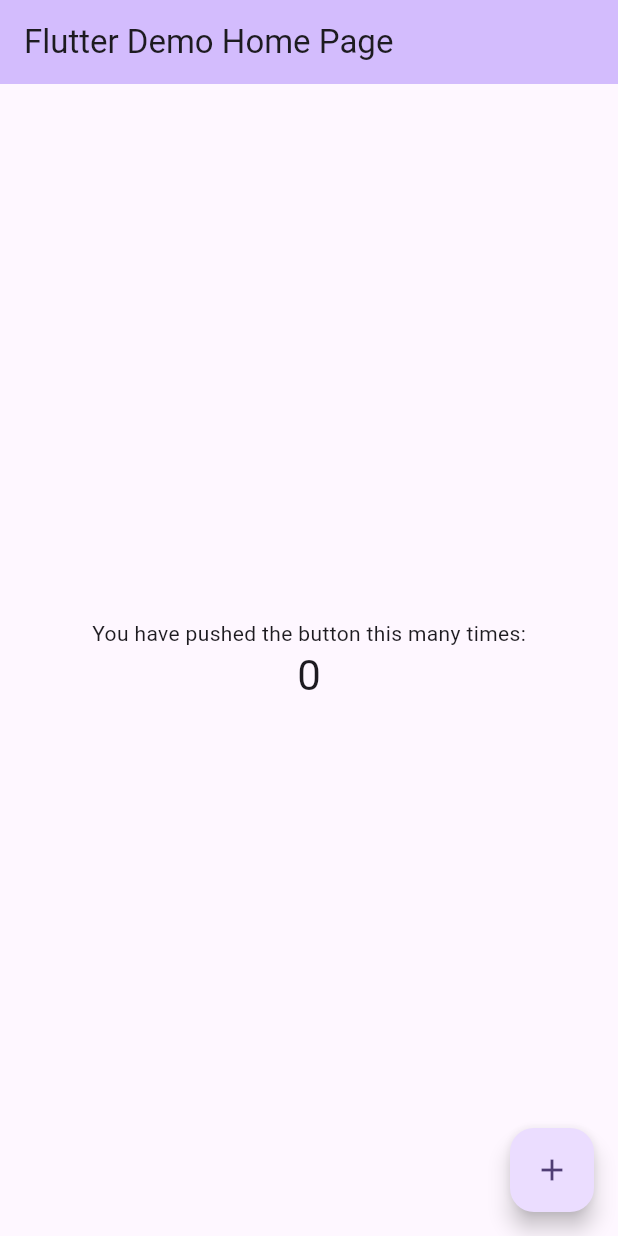
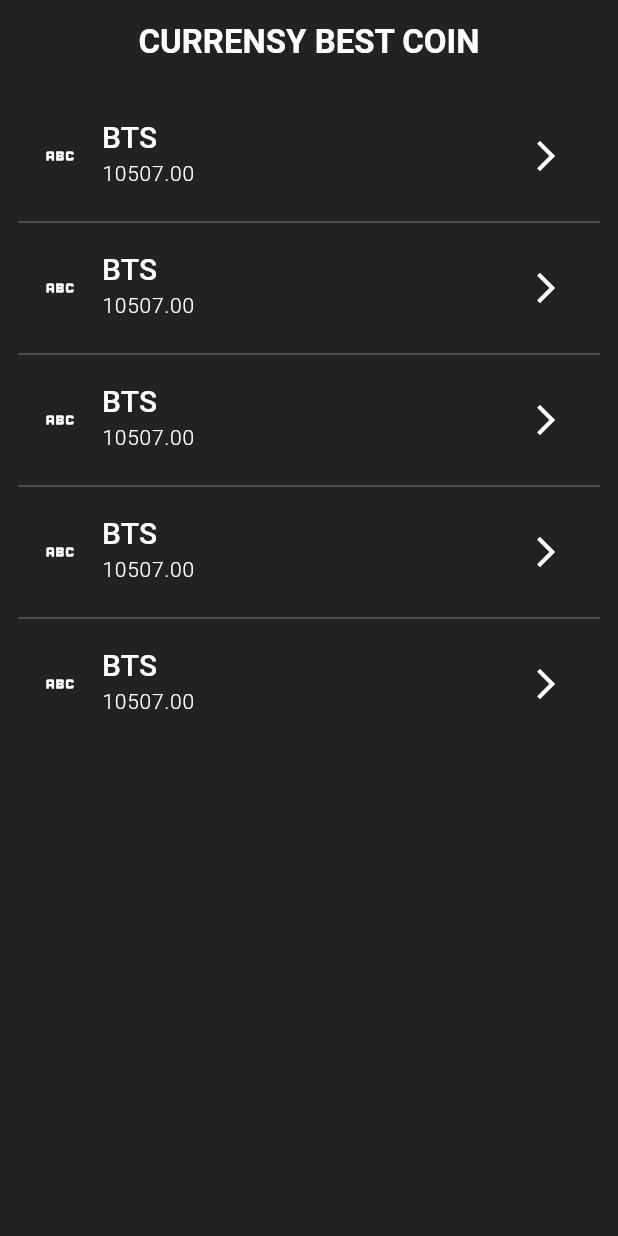
Before and after one commit to Ilya-Vdovskiy/crypto_project, a Flutter app: the screen it shows after launch, on a phone screen of 412 x 824 dp. Run offline on Flutter 3.47's test engine with Material 3 defaults, Android fonts, the phone set to English and light mode, and no system bars.

Commit message:
theme add

```diff
--- /dev/null
+++ b/lib/crypto_coins_app.dart
@@ -0,0 +1,20 @@
+import 'package:crypto_project/router/router.dart';
+import 'package:crypto_project/theme/theme.dart';
+import 'package:flutter/material.dart';
+
+class CryptoCoinsApp extends StatefulWidget {
+  const CryptoCoinsApp({super.key});
+
+  @override
+  State<CryptoCoinsApp> createState() => _CryptoCoinsAppState();
+}
+
+class _CryptoCoinsAppState extends State<CryptoCoinsApp> {
+  @override
+  Widget build(BuildContext context) {
+    return MaterialApp (
+      theme: theme,
+      routes: router,
+    );
+  }
+}
--- /dev/null
+++ b/lib/features/crypto_list/crypto_list.dart
@@ -0,0 +1,2 @@
+export 'view/view.dart';
+export 'widget/widget.dart';
--- /dev/null
+++ b/lib/features/crypto_list/view/crypto_list_screen.dart
@@ -0,0 +1,29 @@
+import 'package:flutter/material.dart';
+import '../widget/widget.dart';
+
+class CryptoListScreen extends StatefulWidget {
+  const CryptoListScreen({super.key});
+
+  @override
+  State<CryptoListScreen> createState() => _CryptoListScreenState();
+}
+
+class _CryptoListScreenState extends State<CryptoListScreen> {
+  @override
+  Widget build(BuildContext context) {
+    return Scaffold(
+      appBar: AppBar(
+        title: Text('CURRENSY BEST COIN'),
+      ),
+
+      body: ListView.separated(
+        padding: const EdgeInsets.all(12),
+        itemCount: 5,
+        separatorBuilder:(context, index) => const Divider(),
+        itemBuilder: (context, index) {
+          return CryptoListTile();
+        },
+      ),
+    );
+  }
+}
--- /dev/null
+++ b/lib/features/crypto_list/view/view.dart
@@ -0,0 +1 @@
+export 'crypto_list_screen.dart';
--- /dev/null
+++ b/lib/features/crypto_list/widget/crypto_list_tile.dart
@@ -0,0 +1,19 @@
+import 'package:flutter/material.dart';
+
+class CryptoListTile extends StatelessWidget {
+  const CryptoListTile({
+    super.key,
+  });
+
+  @override
+  Widget build(BuildContext context) {
+    final theme = Theme.of(context);
+    return ListTile(
+      title: Text('BTS', style: theme.textTheme.labelLarge),
+      subtitle: Text('10507.00', style: theme.textTheme.labelMedium),
+      leading: Icon(Icons.abc),
+      trailing: Icon(Icons.arrow_forward_ios),
+      onTap: () {},
+    );
+  }
+}
--- /dev/null
+++ b/lib/features/crypto_list/widget/widget.dart
@@ -0,0 +1 @@
+export 'crypto_list_tile.dart';
--- a/lib/main.dart
+++ b/lib/main.dart
@@ -1,122 +1,6 @@
 import 'package:flutter/material.dart';
+import 'crypto_coins_app.dart';
 
 void main() {
-  runApp(const MyApp());
+  return runApp(CryptoCoinsApp());
 }
-
-class MyApp extends StatelessWidget {
-  const MyApp({super.key});
-
-  // This widget is the root of your application.
-  @override
-  Widget build(BuildContext context) {
-    return MaterialApp(
-      title: 'Flutter Demo',
-      theme: ThemeData(
-        // This is the theme of your application.
-        //
-        // TRY THIS: Try running your application with "flutter run". You'll see
-        // the application has a purple toolbar. Then, without quitting the app,
-        // try changing the seedColor in the colorScheme below to Colors.green
-        // and then invoke "hot reload" (save your changes or press the "hot
-        // reload" button in a Flutter-supported IDE, or press "r" if you used
-        // the command line to start the app).
-        //
-        // Notice that the counter didn't reset back to zero; the application
-        // state is not lost during the reload. To reset the state, use hot
-        // restart instead.
-        //
-        // This works for code too, not just values: Most code changes can be
-        // tested with just a hot reload.
-        colorScheme: ColorScheme.fromSeed(seedColor: Colors.deepPurple),
-      ),
-      home: const MyHomePage(title: 'Flutter Demo Home Page'),
-    );
-  }
-}
-
-class MyHomePage extends StatefulWidget {
-  const MyHomePage({super.key, required this.title});
-
-  // This widget is the home page of your application. It is stateful, meaning
-  // that it has a State object (defined below) that contains fields that affect
-  // how it looks.
-
-  // This class is the configuration for the state. It holds the values (in this
-  // case the title) provided by the parent (in this case the App widget) and
-  // used by the build method of the State. Fields in a Widget subclass are
-  // always marked "final".
-
-  final String title;
-
-  @override
-  State<MyHomePage> createState() => _MyHomePageState();
-}
-
-class _MyHomePageState extends State<MyHomePage> {
-  int _counter = 0;
-
-  void _incrementCounter() {
-    setState(() {
-      // This call to setState tells the Flutter framework that something has
-      // changed in this State, which causes it to rerun the build method below
-      // so that the display can reflect the updated values. If we changed
-      // _counter without calling setState(), then the build method would not be
-      // called again, and so nothing would appear to happen.
-      _counter++;
-    });
-  }
-
-  @override
-  Widget build(BuildContext context) {
-    // This method is rerun every time setState is called, for instance as done
-    // by the _incrementCounter method above.
-    //
-    // The Flutter framework has been optimized to make rerunning build methods
-    // fast, so that you can just rebuild anything that needs updating rather
-    // than having to individually change instances of widgets.
-    return Scaffold(
-      appBar: AppBar(
-        // TRY THIS: Try changing the color here to a specific color (to
-        // Colors.amber, perhaps?) and trigger a hot reload to see the AppBar
-        // change color while the other colors stay the same.
-        backgroundColor: Theme.of(context).colorScheme.inversePrimary,
-        // Here we take the value from the MyHomePage object that was created by
-        // the App.build method, and use it to set our appbar title.
-        title: Text(widget.title),
-      ),
-      body: Center(
-        // Center is a layout widget. It takes a single child and positions it
-        // in the middle of the parent.
-        child: Column(
-          // Column is also a layout widget. It takes a list of children and
-          // arranges them vertically. By default, it sizes itself to fit its
-          // children horizontally, and tries to be as tall as its parent.
-          //
-          // Column has various properties to control how it sizes itself and
-          // how it positions its children. Here we use mainAxisAlignment to
-          // center the children vertically; the main axis here is the vertical
-          // axis because Columns are vertical (the cross axis would be
-          // horizontal).
-          //
-          // TRY THIS: Invoke "debug painting" (choose the "Toggle Debug Paint"
-          // action in the IDE, or press "p" in the console), to see the
-          // wireframe for each widget.
-          mainAxisAlignment: MainAxisAlignment.center,
-          children: <Widget>[
-            const Text('You have pushed the button this many times:'),
-            Text(
-              '$_counter',
-              style: Theme.of(context).textTheme.headlineMedium,
-            ),
-          ],
-        ),
-      ),
-      floatingActionButton: FloatingActionButton(
-        onPressed: _incrementCounter,
-        tooltip: 'Increment',
-        child: const Icon(Icons.add),
-      ), // This trailing comma makes auto-formatting nicer for build methods.
-    );
-  }
-}
--- /dev/null
+++ b/lib/router/router.dart
@@ -0,0 +1,5 @@
+import 'package:crypto_project/features/crypto_list/view/view.dart';
+
+final router = {
+  '/': (context) => const CryptoListScreen(),
+};
--- /dev/null
+++ b/lib/theme/theme.dart
@@ -0,0 +1,28 @@
+import 'package:flutter/material.dart';
+
+final theme = ThemeData(
+  scaffoldBackgroundColor: const Color.fromARGB(255, 34, 34, 34),
+  dividerTheme: DividerThemeData(color: Colors.white24),
+  appBarTheme: AppBarTheme(
+    backgroundColor: const Color.fromARGB(255, 34, 34, 34),
+    titleTextStyle: TextStyle(
+      color: Colors.white,
+      fontSize: 22,
+      fontWeight: FontWeight.w700,
+    ),
+    centerTitle: true,
+  ),
+  listTileTheme: ListTileThemeData(iconColor: Colors.white),
+  textTheme: TextTheme(
+    labelLarge: const TextStyle(
+      color: Colors.white,
+      fontWeight: FontWeight.w500,
+      fontSize: 20,
+    ),
+    labelMedium: const TextStyle(
+      color: Colors.white,
+      fontWeight: FontWeight.w300,
+      fontSize: 14,
+    ),
+  ),
+);
```
Also changed, not shown: 1 other file.
